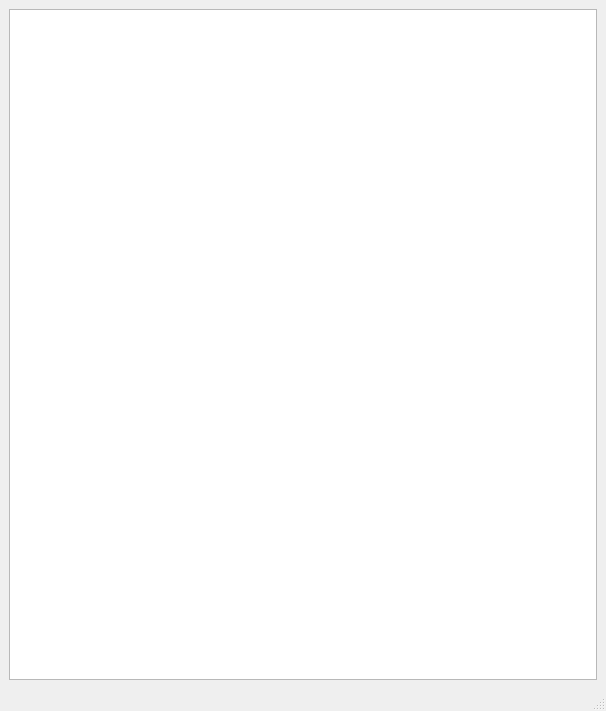
gabriellopera/Lab-5, file mainwindow.ui: the form before one commit.
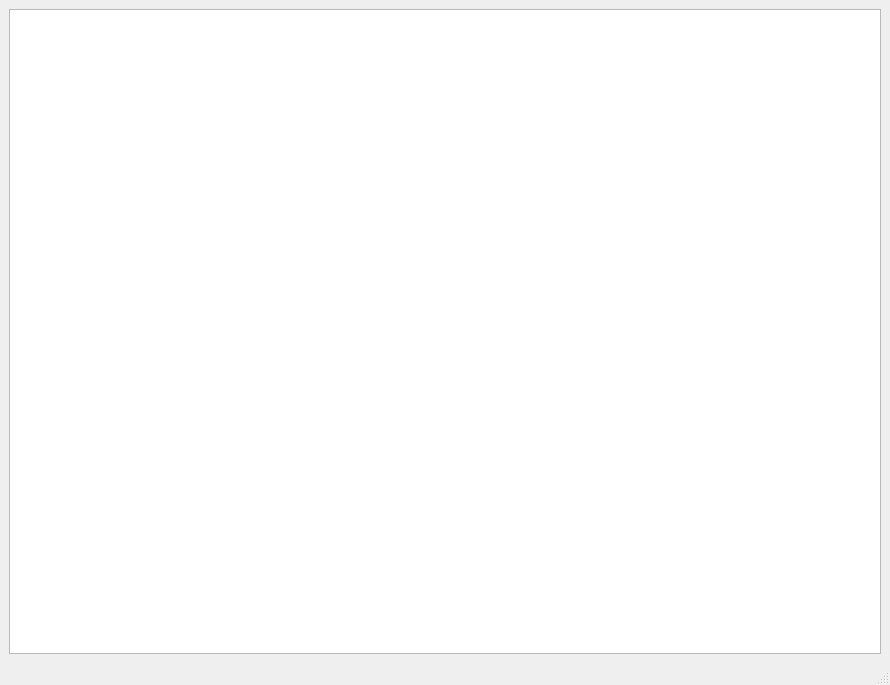
The form after the commit.

```diff
--- a/mainwindow.ui
+++ b/mainwindow.ui
@@ -6,8 +6,8 @@
    <rect>
     <x>0</x>
     <y>0</y>
-    <width>606</width>
-    <height>711</height>
+    <width>890</width>
+    <height>685</height>
    </rect>
   </property>
   <property name="maximumSize">
```
Left out of the diff: 2 changed lines with no effect on the pictures.
